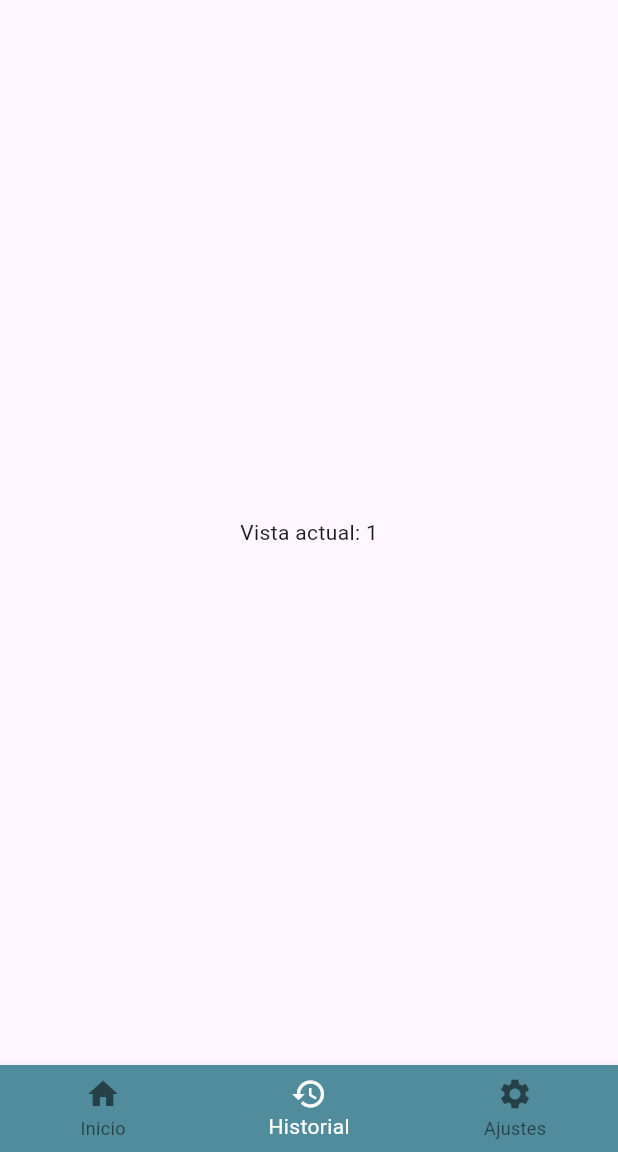
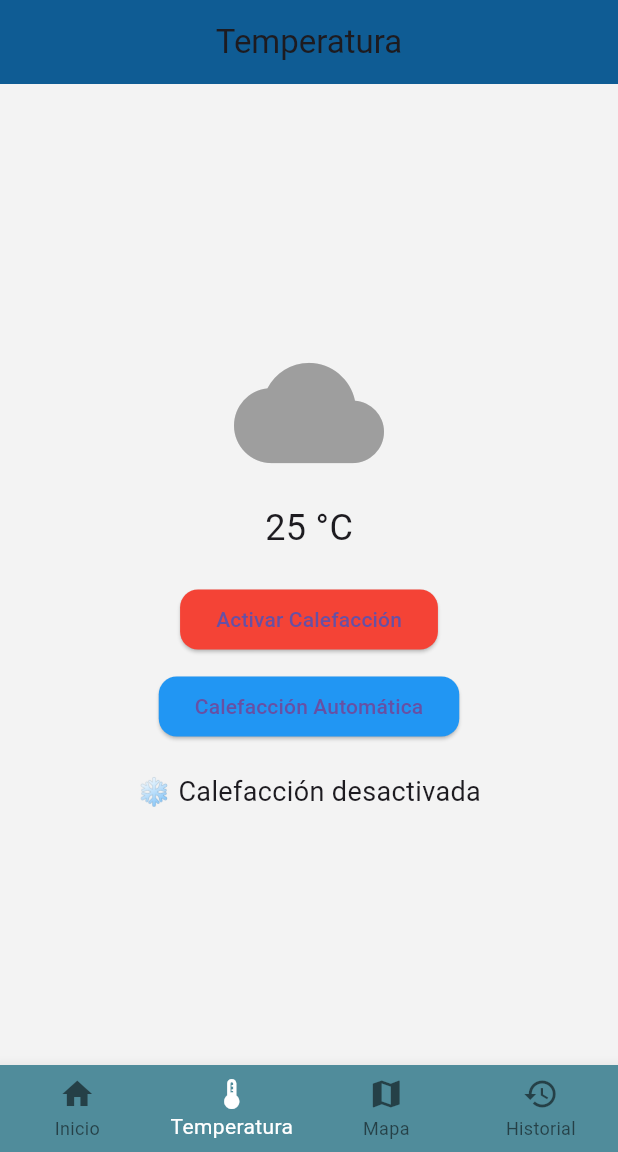
Before and after one commit to luisguillermo900/PE-PetSafe, a Flutter app: the HomeView screen opened directly, item 2 of the bottom bar chosen, on a phone screen of 412 x 824 dp, the part 84-1236 px from its top. Run offline on Flutter 3.47's test engine with Material 3 defaults, Android fonts, the phone set to English and light mode, and no system bars; our stand-ins replace flutter_riverpod.

Commit message:
temperatura done

```diff
--- a/lib/providers/providers.dart
+++ b/lib/providers/providers.dart
@@ -1,6 +1,7 @@
 import 'package:flutter_riverpod/flutter_riverpod.dart';
 import '../viewmodels/login_viewmodel.dart';
 import '../viewmodels/home_viewmodel.dart';
+import '../viewmodels/temperatura_viewmodel.dart';
 
 final loginProvider = StateNotifierProvider<LoginViewModel, LoginState>(
   (ref) => LoginViewModel(),
@@ -9,3 +10,8 @@ final loginProvider = StateNotifierProvider<LoginViewModel, LoginState>(
 final homeProvider = StateNotifierProvider<HomeViewModel, int>(
   (ref) => HomeViewModel(),
 );
+
+final temperaturaProvider =
+    StateNotifierProvider<TemperaturaViewModel, TemperaturaState>(
+  (ref) => TemperaturaViewModel(),
+);
--- a/lib/views/home/home_view.dart
+++ b/lib/views/home/home_view.dart
@@ -1,6 +1,7 @@
 import 'package:flutter/material.dart';
 import 'package:flutter_riverpod/flutter_riverpod.dart';
 import '../../providers/providers.dart';
+import '../temperatura/temperatura_view.dart';
 
 class HomeView extends ConsumerWidget {
   const HomeView({super.key});
@@ -10,24 +11,33 @@ class HomeView extends ConsumerWidget {
     final index = ref.watch(homeProvider);
     final vm = ref.read(homeProvider.notifier);
 
+    final List<Widget> vistas = [
+      const Center(child: Text("Inicio")),         // índice 0
+      const TemperaturaView(),   // índice 1
+      const Center(child: Text("Mapa")),// índice 2
+      const Center(child: Text("Historial")),     // índice 3
+
+
+    ];
+
     return Scaffold(
       appBar: AppBar(
         backgroundColor: const Color(0xFF134B70),
         title: const Text("PetSafe"),
       ),
-      body: Center(
-        child: Text("Vista actual: $index"),
-      ),
+      body: vistas[index],
       bottomNavigationBar: BottomNavigationBar(
         currentIndex: index,
         onTap: vm.changeTab,
         backgroundColor: const Color(0xFF508C9B),
         selectedItemColor: Colors.white,
         unselectedItemColor: Colors.black54,
+        type: BottomNavigationBarType.fixed,
         items: const [
           BottomNavigationBarItem(icon: Icon(Icons.home), label: "Inicio"),
+          BottomNavigationBarItem(icon: Icon(Icons.thermostat), label: "Temperatura"),
+          BottomNavigationBarItem(icon: Icon(Icons.map), label: "Mapa"),
           BottomNavigationBarItem(icon: Icon(Icons.history), label: "Historial"),
-          BottomNavigationBarItem(icon: Icon(Icons.settings), label: "Ajustes"),
         ],
       ),
     );
--- /dev/null
+++ b/lib/views/temperatura/temperatura_view.dart
@@ -0,0 +1,71 @@
+import 'package:flutter/material.dart';
+import 'package:flutter_riverpod/flutter_riverpod.dart';
+import '../../../viewmodels/temperatura_viewmodel.dart';
+import '../../../providers/providers.dart';
+
+class TemperaturaView extends ConsumerWidget {
+  const TemperaturaView({super.key});
+
+  @override
+  Widget build(BuildContext context, WidgetRef ref) {
+    final temperaturaState = ref.watch(temperaturaProvider);
+    final viewModel = ref.read(temperaturaProvider.notifier);
+
+    return Scaffold(
+      backgroundColor: const Color(0xFFF3F3F3),
+      appBar: AppBar(
+        title: const Text('Temperatura'),
+        backgroundColor: const Color(0xFF0F5C94),
+        centerTitle: true,
+      ),
+      body: Center(
+        child: Column(
+          mainAxisAlignment: MainAxisAlignment.center,
+          children: [
+            const Icon(Icons.wb_cloudy, size: 100, color: Colors.grey),
+            const SizedBox(height: 10),
+            Text(
+              '${temperaturaState.temperatura} °C',
+              style: const TextStyle(fontSize: 24),
+            ),
+            const SizedBox(height: 20),
+            ElevatedButton(
+              style: ElevatedButton.styleFrom(
+                backgroundColor: Colors.red,
+                shape: RoundedRectangleBorder(
+                  borderRadius: BorderRadius.circular(12),
+                ),
+              ),
+              onPressed: viewModel.toggleCalefaccion,
+              child: Text(
+                temperaturaState.calefaccionActiva
+                    ? 'Desactivar Calefacción'
+                    : 'Activar Calefacción',
+              ),
+            ),
+            const SizedBox(height: 10),
+            ElevatedButton(
+              style: ElevatedButton.styleFrom(
+                backgroundColor: Colors.blue,
+                shape: RoundedRectangleBorder(
+                  borderRadius: BorderRadius.circular(12),
+                ),
+              ),
+              onPressed: viewModel.activarModoAutomatico,
+              child: const Text('Calefacción Automática'),
+            ),
+            const SizedBox(height: 20),
+            Text(
+              temperaturaState.modoAutomatico
+                  ? '🔄 Calefacción automática activada'
+                  : (temperaturaState.calefaccionActiva
+                      ? '🔥 Calefacción activada'
+                      : '❄️ Calefacción desactivada'),
+              style: const TextStyle(fontSize: 18),
+            ),
+          ],
+        ),
+      ),
+    );
+  }
+}
```
Also changed, not shown: lib/viewmodels/temperatura_viewmodel.dart (added, +53 -0 lines).
